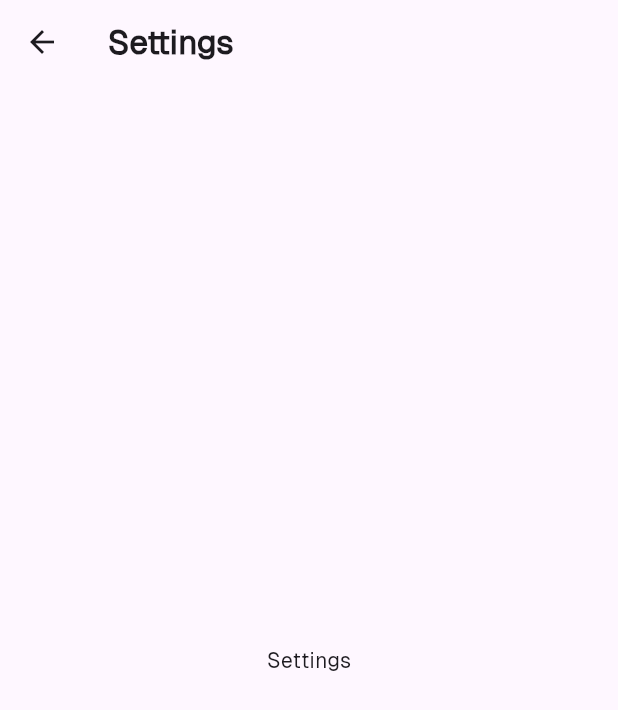
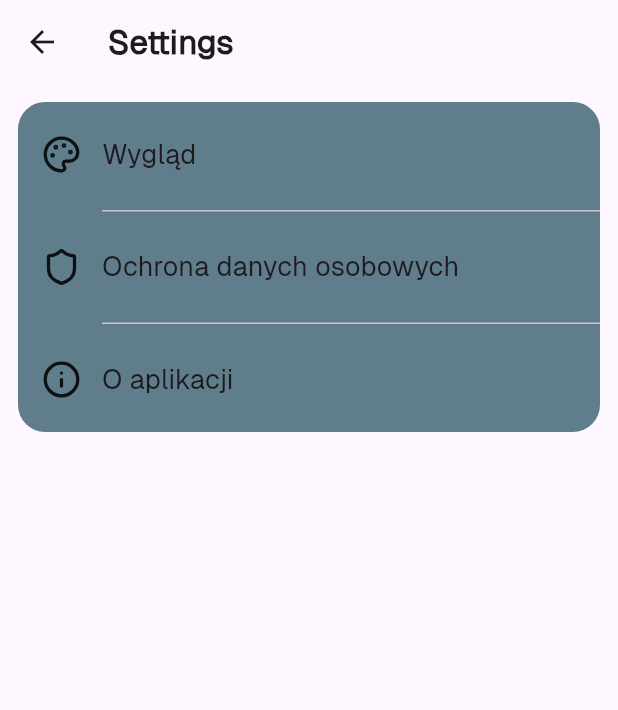
Before and after one commit to Schoji/LatwaUstawa, a Flutter app: the SettingsPage screen opened directly, on a phone screen of 412 x 824 dp. Shown: the top 710 px of the screen. Run offline on Flutter 3.47's test engine with Material 3 defaults, Android fonts, the phone set to English and light mode, and no system bars; our stand-ins replace flutter_widget_from_html, lucide_icons_flutter; project files that could hold a hidden picture were left out.

Commit message:
Changed settings page.

```diff
--- a/frontend/lib/settings/settings_page.dart
+++ b/frontend/lib/settings/settings_page.dart
@@ -1,4 +1,5 @@
 import 'package:flutter/material.dart';
+import 'package:lucide_icons_flutter/lucide_icons.dart';
 
 class SettingsPage extends StatelessWidget {
   const SettingsPage({super.key});
@@ -9,7 +10,81 @@ class SettingsPage extends StatelessWidget {
       appBar: AppBar(
         title: Text("Settings", style: TextStyle(fontWeight: FontWeight.bold)),
       ),
-      body: Center(child: Text("Settings")),
+      body: SingleChildScrollView(
+        child: Container(
+          width: double.infinity,
+          child: Padding(
+            padding: const EdgeInsets.all(12),
+            child: Container(
+              decoration: BoxDecoration(borderRadius: BorderRadius.all(Radius.circular(18)),color: Colors.blueGrey),
+              child: Column(
+                crossAxisAlignment: CrossAxisAlignment.center,
+                children: [
+                  Material(
+                    color: Colors.transparent,
+                    child: InkWell(
+                      borderRadius: BorderRadius.all(Radius.circular(18)),
+                      onTap: () {
+
+                      },
+                      child: Padding(
+                        padding: const EdgeInsets.symmetric(vertical: 22, horizontal: 16),
+                        child: Row(
+                          spacing: 14,
+                          children: [
+                            Icon(LucideIcons.palette, size: 26,),
+                            Text("Wygląd", style: TextStyle(fontSize: 18, fontWeight: FontWeight.w500),),
+                          ],
+                        ),
+                      ),
+                    ),
+                  ),
+                  Divider(height: 5, thickness: 1, indent: 56),
+                  Material(
+                    color: Colors.transparent,
+                    child: InkWell(
+                      borderRadius: BorderRadius.all(Radius.circular(18)),
+                      onTap: () {
+
+                      },
+                      child: Padding(
+                        padding: const EdgeInsets.symmetric(vertical: 22, horizontal: 16),
+                        child: Row(
+                          spacing: 14,
+                          children: [
+                            Icon(LucideIcons.shield, size: 26,),
+                            Text("Ochrona danych osobowych", style: TextStyle(fontSize: 18, fontWeight: FontWeight.w500),),
+                          ],
+                        ),
+                      ),
+                    ),
+                  ),
+                  Divider(height: 5, thickness: 1, indent: 56),
+                  Material(
+                    color: Colors.transparent,
+                    child: InkWell(
+                      borderRadius: BorderRadius.all(Radius.circular(18)),
+                        onTap: () {
+
+                        },
+                      child: Padding(
+                        padding: const EdgeInsets.symmetric(vertical: 22, horizontal: 16),
+                        child: Row(
+                          spacing: 14,
+                          children: [
+                            Icon(LucideIcons.info, size: 26,),
+                            Text("O aplikacji", style: TextStyle(fontSize: 18, fontWeight: FontWeight.w500),),
+                          ],
+                        ),
+                      ),
+                    ),
+                  ),
+                ],
+              ),
+            ),
+          ),
+        ),
+      ),
     );
   }
 }
```
Also changed, not shown: frontend/pubspec.lock.
